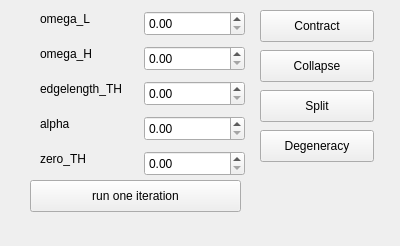
CGAL/cgal, file Polyhedron/demo/Polyhedron/Mean_curvature_flow_skeleton_plugin.ui: the form before one commit.
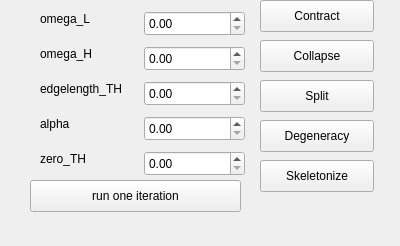
The form after the commit.

Commit message: init the ui for convert to skeleton

Diff of the .ui file:
```diff
--- a/Polyhedron/demo/Polyhedron/Mean_curvature_flow_skeleton_plugin.ui
+++ b/Polyhedron/demo/Polyhedron/Mean_curvature_flow_skeleton_plugin.ui
@@ -31,7 +31,7 @@
     <property name="geometry">
      <rect>
       <x>260</x>
-      <y>10</y>
+      <y>0</y>
       <width>114</width>
       <height>32</height>
      </rect>
@@ -146,7 +146,7 @@
     <property name="geometry">
      <rect>
       <x>260</x>
-      <y>50</y>
+      <y>40</y>
       <width>114</width>
       <height>32</height>
      </rect>
@@ -159,7 +159,7 @@
     <property name="geometry">
      <rect>
       <x>260</x>
-      <y>90</y>
+      <y>80</y>
       <width>114</width>
       <height>32</height>
      </rect>
@@ -172,7 +172,7 @@
     <property name="geometry">
      <rect>
       <x>260</x>
-      <y>130</y>
+      <y>120</y>
       <width>114</width>
       <height>32</height>
      </rect>
@@ -194,6 +194,19 @@
      <string>run one iteration</string>
     </property>
    </widget>
+   <widget class="QPushButton" name="pushButton_skeletonize">
+    <property name="geometry">
+     <rect>
+      <x>260</x>
+      <y>160</y>
+      <width>114</width>
+      <height>32</height>
+     </rect>
+    </property>
+    <property name="text">
+     <string>Skeletonize</string>
+    </property>
+   </widget>
    <zorder>zero_TH</zorder>
    <zorder>omega_H</zorder>
    <zorder>edgelength_TH</zorder>
```
Left out of the diff: 1 changed line with no effect on the pictures. The commit also changes 2 other files.
